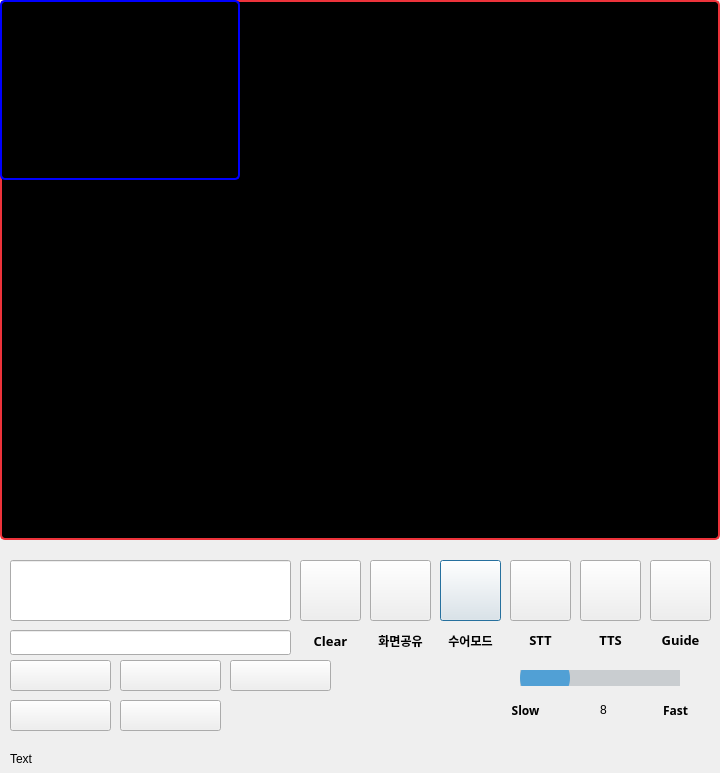
First picture: the form in src/socket_final/facechat_demo.ui, repository addinedu-ros-4th/deeplearning-repo-5, before the edit.
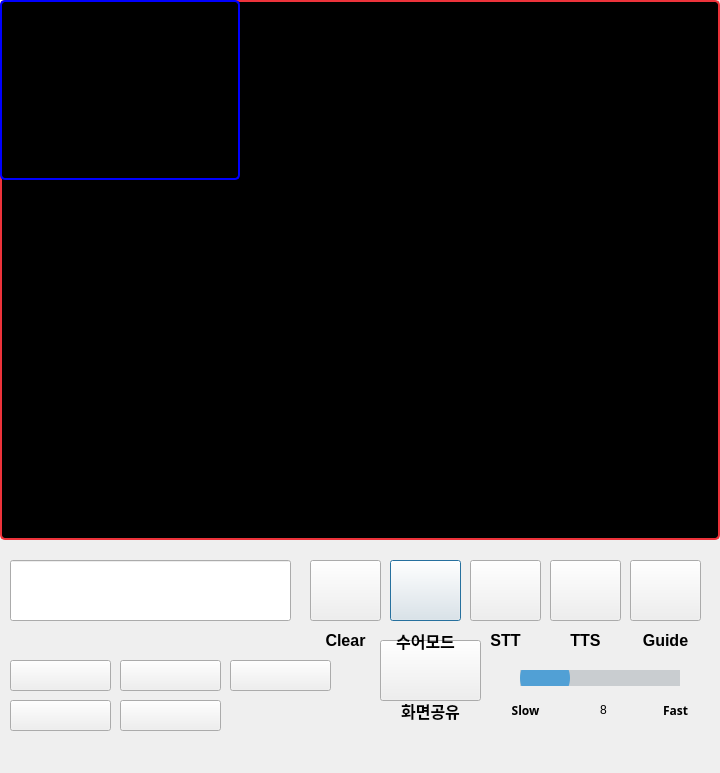
Second picture: the form after the edit. Icons and pictures are not drawn.

What changed in the file:
```diff
--- a/src/socket_final/facechat_demo.ui
+++ b/src/socket_final/facechat_demo.ui
@@ -57,9 +57,9 @@
   <widget class="QPushButton" name="HTT">
    <property name="geometry">
     <rect>
-     <x>440</x>
+     <x>390</x>
      <y>560</y>
-     <width>61</width>
+     <width>71</width>
      <height>61</height>
     </rect>
    </property>
@@ -80,9 +80,9 @@
   <widget class="QPushButton" name="STT">
    <property name="geometry">
     <rect>
-     <x>510</x>
+     <x>470</x>
      <y>560</y>
-     <width>61</width>
+     <width>71</width>
      <height>61</height>
     </rect>
    </property>
@@ -103,9 +103,9 @@
   <widget class="QPushButton" name="tts_btn">
    <property name="geometry">
     <rect>
-     <x>580</x>
+     <x>550</x>
      <y>560</y>
-     <width>61</width>
+     <width>71</width>
      <height>61</height>
     </rect>
    </property>
@@ -126,9 +126,9 @@
   <widget class="QPushButton" name="btnGuide">
    <property name="geometry">
     <rect>
-     <x>650</x>
+     <x>630</x>
      <y>560</y>
-     <width>61</width>
+     <width>71</width>
      <height>61</height>
     </rect>
    </property>
@@ -149,9 +149,9 @@
   <widget class="QPushButton" name="gestureButton">
    <property name="geometry">
     <rect>
-     <x>370</x>
-     <y>560</y>
-     <width>61</width>
+     <x>380</x>
+     <y>640</y>
+     <width>101</width>
      <height>61</height>
     </rect>
    </property>
@@ -182,20 +182,24 @@
   <widget class="QLabel" name="label">
    <property name="geometry">
     <rect>
-     <x>370</x>
-     <y>630</y>
+     <x>400</x>
+     <y>700</y>
      <width>61</width>
      <height>21</height>
     </rect>
    </property>
    <property name="font">
     <font>
-     <family>Saab</family>
+     <family>Ubuntu</family>
+     <pointsize>12</pointsize>
      <weight>75</weight>
      <italic>false</italic>
      <bold>true</bold>
     </font>
    </property>
+   <property name="styleSheet">
+    <string notr="true">font-family: Ubuntu; font-weight: bold; font-size: 12pt;</string>
+   </property>
    <property name="text">
     <string>화면공유</string>
    </property>
@@ -206,20 +210,24 @@
   <widget class="QLabel" name="label_2">
    <property name="geometry">
     <rect>
-     <x>440</x>
+     <x>390</x>
      <y>630</y>
-     <width>61</width>
+     <width>71</width>
      <height>21</height>
     </rect>
    </property>
    <property name="font">
     <font>
-     <family>Saab</family>
+     <family>Ubuntu</family>
+     <pointsize>12</pointsize>
      <weight>75</weight>
      <italic>false</italic>
      <bold>true</bold>
     </font>
    </property>
+   <property name="styleSheet">
+    <string notr="true">font-family: Ubuntu; font-weight: bold; font-size: 12pt;</string>
+   </property>
    <property name="text">
     <string>수어모드</string>
    </property>
@@ -230,21 +238,24 @@
   <widget class="QLabel" name="label_3">
    <property name="geometry">
     <rect>
-     <x>510</x>
+     <x>490</x>
      <y>630</y>
-     <width>61</width>
+     <width>31</width>
      <height>20</height>
     </rect>
    </property>
    <property name="font">
     <font>
-     <family>Saab</family>
-     <pointsize>10</pointsize>
+     <family>Ubuntu</family>
+     <pointsize>12</pointsize>
      <weight>75</weight>
      <italic>false</italic>
      <bold>true</bold>
     </font>
    </property>
+   <property name="styleSheet">
+    <string notr="true">font-family: Ubuntu; font-weight: bold; font-size: 12pt;</string>
+   </property>
    <property name="text">
     <string>STT</string>
    </property>
@@ -255,21 +266,24 @@
   <widget class="QLabel" name="label_4">
    <property name="geometry">
     <rect>
-     <x>580</x>
+     <x>570</x>
      <y>630</y>
-     <width>61</width>
+     <width>31</width>
      <height>20</height>
     </rect>
    </property>
    <property name="font">
     <font>
-     <family>Saab</family>
-     <pointsize>10</pointsize>
+     <family>Ubuntu</family>
+     <pointsize>12</pointsize>
      <weight>75</weight>
      <italic>false</italic>
      <bold>true</bold>
     </font>
    </property>
+   <property name="styleSheet">
+    <string notr="true">font-family: Ubuntu; font-weight: bold; font-size: 12pt;</string>
+   </property>
    <property name="text">
     <string>TTS</string>
    </property>
@@ -280,21 +294,24 @@
   <widget class="QLabel" name="label_5">
    <property name="geometry">
     <rect>
-     <x>650</x>
+     <x>640</x>
      <y>630</y>
-     <width>61</width>
+     <width>51</width>
      <height>20</height>
     </rect>
    </property>
    <property name="font">
     <font>
-     <family>Saab</family>
-     <pointsize>10</pointsize>
+     <family>Ubuntu</family>
+     <pointsize>12</pointsize>
      <weight>75</weight>
      <italic>false</italic>
      <bold>true</bold>
     </font>
    </property>
+   <property name="styleSheet">
+    <string notr="true">font-family: Ubuntu; font-weight: bold; font-size: 12pt;</string>
+   </property>
    <property name="text">
     <string>Guide</string>
    </property>
@@ -305,9 +322,9 @@
   <widget class="QPushButton" name="btn_reset">
    <property name="geometry">
     <rect>
-     <x>300</x>
+     <x>310</x>
      <y>560</y>
-     <width>61</width>
+     <width>71</width>
      <height>61</height>
     </rect>
    </property>
@@ -328,21 +345,24 @@
   <widget class="QLabel" name="label_6">
    <property name="geometry">
     <rect>
-     <x>300</x>
+     <x>320</x>
      <y>630</y>
-     <width>61</width>
+     <width>51</width>
      <height>21</height>
     </rect>
    </property>
    <property name="font">
     <font>
-     <family>Saab</family>
-     <pointsize>10</pointsize>
+     <family>Ubuntu</family>
+     <pointsize>12</pointsize>
      <weight>75</weight>
      <italic>false</italic>
      <bold>true</bold>
     </font>
    </property>
+   <property name="styleSheet">
+    <string notr="true">font-family: Ubuntu; font-weight: bold; font-size: 12pt;</string>
+   </property>
    <property name="text">
     <string>Clear</string>
    </property>
@@ -508,25 +528,39 @@
   <widget class="QLabel" name="sub_label">
    <property name="geometry">
     <rect>
-     <x>10</x>
-     <y>750</y>
+     <x>20</x>
+     <y>500</y>
      <width>581</width>
      <height>17</height>
     </rect>
    </property>
    <property name="text">
-    <string>Text</string>
+    <string/>
    </property>
   </widget>
   <widget class="QLineEdit" name="sub_label_2">
    <property name="geometry">
     <rect>
-     <x>10</x>
-     <y>630</y>
-     <width>281</width>
+     <x>30</x>
+     <y>450</y>
+     <width>521</width>
      <height>25</height>
     </rect>
    </property>
+   <property name="font">
+    <font>
+     <pointsize>15</pointsize>
+    </font>
+   </property>
+   <property name="styleSheet">
+    <string notr="true">background-color: rgba(0, 0, 0, 0); </string>
+   </property>
+   <property name="frame">
+    <bool>false</bool>
+   </property>
+   <property name="readOnly">
+    <bool>true</bool>
+   </property>
   </widget>
   <widget class="QLabel" name="text_label">
    <property name="geometry">
```
